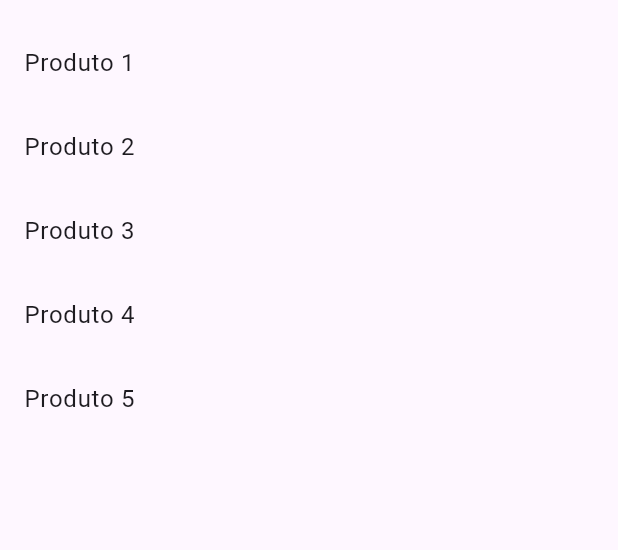
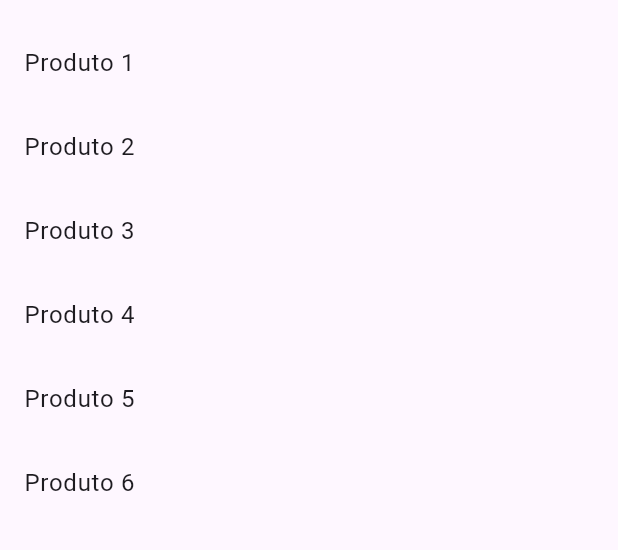
Before and after one commit to luisgustavoo/catalog, a Flutter app: the screen it shows after launch, on a phone screen of 412 x 824 dp, the part 63-613 px from its top. Run offline on Flutter 3.47's test engine with Material 3 defaults, Android fonts, the phone set to English and light mode, and no system bars; our stand-ins replace go_router.

Commit message:
Work in progress.

```diff
--- a/lib/catalog/widgets/catalog_screen.dart
+++ b/lib/catalog/widgets/catalog_screen.dart
@@ -14,6 +14,7 @@ class CatalogScreen extends StatelessWidget {
           ListTile(title: Text('Produto 3')),
           ListTile(title: Text('Produto 4')),
           ListTile(title: Text('Produto 5')),
+          ListTile(title: Text('Produto 6')),
         ],
       ),
     );
```
